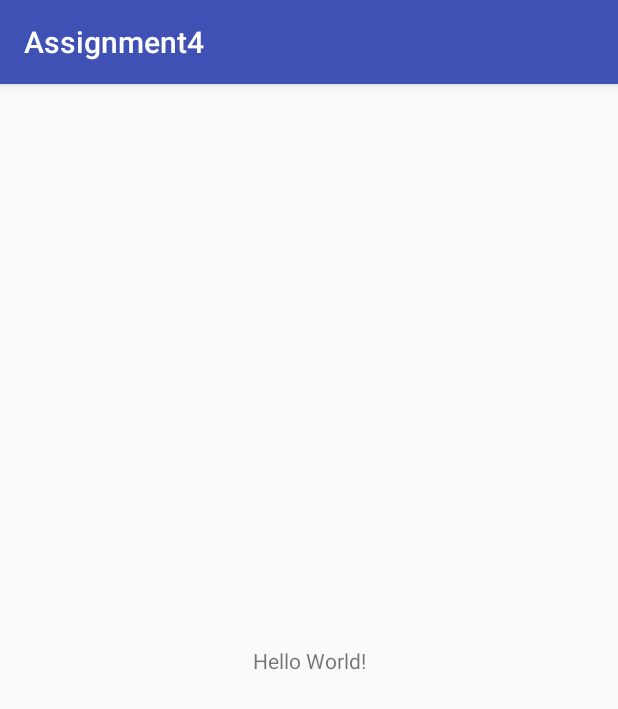
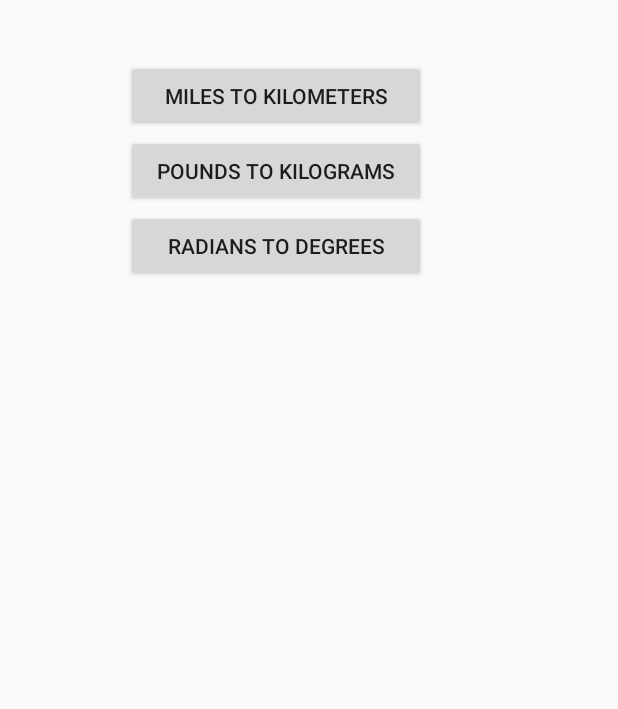
Before and after one commit to chetankhaik7527/CSC309, an Android app: the screen it shows after launch (MainActivity), on a phone screen of 412 x 824 dp. Shown: the top 709 px of the screen. Run offline under Robolectric (Android 15) with nearby library versions, the phone set to English and light mode, and no system bars.

Commit message:
[A4] Full working app

```diff
--- a/Assignment4/app/build.gradle
+++ b/Assignment4/app/build.gradle
@@ -26,5 +26,6 @@ dependencies {
     })
     compile 'com.android.support:appcompat-v7:26.+'
     compile 'com.android.support.constraint:constraint-layout:1.0.2'
+    compile 'com.android.support:support-v4:26.+'
     testCompile 'junit:junit:4.12'
 }
--- a/Assignment4/app/src/main/AndroidManifest.xml
+++ b/Assignment4/app/src/main/AndroidManifest.xml
@@ -16,6 +16,7 @@
                 <category android:name="android.intent.category.LAUNCHER" />
             </intent-filter>
         </activity>
+        <activity android:name=".InformationActivity"></activity>
     </application>
 
 </manifest>
--- /dev/null
+++ b/Assignment4/app/src/main/java/edu/eku/mrawlings/assignment4/ListFragment.java
@@ -0,0 +1,67 @@
+package edu.eku.mrawlings.assignment4;
+
+import android.os.Bundle;
+import android.app.Fragment;
+import android.view.LayoutInflater;
+import android.view.View;
+import android.view.ViewGroup;
+import android.widget.Button;
+
+
+public class ListFragment extends Fragment
+{
+    private MainActivity mainActivity;
+
+    public void setActivity(MainActivity activity)
+    {
+        mainActivity = activity;
+    }
+
+    public ListFragment()
+    {
+    }
+
+    @Override
+    public void onCreate(Bundle savedInstanceState)
+    {
+        super.onCreate(savedInstanceState);
+    }
+
+    @Override
+    public View onCreateView(LayoutInflater inflater, ViewGroup container, Bundle savedInstanceState)
+    {
+        View view = inflater.inflate(R.layout.fragment_list, container, false);
+
+        Button btn_MileToKilometer = view.findViewById(R.id.btn_MileToKilometer);
+        btn_MileToKilometer.setOnClickListener(new View.OnClickListener()
+        {
+            @Override
+            public void onClick(View view)
+            {
+                mainActivity.onConversionButtonSelected(MainActivity.CONVERSION.MILE_TO_KILOMETER);
+            }
+        });
+
+        Button btn_PoundToKilogram = view.findViewById(R.id.btn_PoundToKilogram);
+        btn_PoundToKilogram.setOnClickListener(new View.OnClickListener()
+        {
+            @Override
+            public void onClick(View view)
+            {
+                mainActivity.onConversionButtonSelected(MainActivity.CONVERSION.POUND_TO_KILOGRAM);
+            }
+        });
+
+        Button btn_RadianToDegree = view.findViewById(R.id.btn_RadianToDegree);
+        btn_RadianToDegree.setOnClickListener(new View.OnClickListener()
+        {
+            @Override
+            public void onClick(View view)
+            {
+                mainActivity.onConversionButtonSelected(MainActivity.CONVERSION.RADIAN_TO_DEGREE);
+            }
+        });
+
+        return view;
+    }
+}
--- /dev/null
+++ b/Assignment4/app/src/main/res/layout-land/activity_main.xml
@@ -0,0 +1,27 @@
+<?xml version="1.0" encoding="utf-8"?>
+<LinearLayout xmlns:android="http://schemas.android.com/apk/res/android"
+    xmlns:app="http://schemas.android.com/apk/res-auto"
+    xmlns:tools="http://schemas.android.com/tools"
+    android:layout_width="match_parent"
+    android:layout_height="match_parent"
+    tools:context="edu.eku.mrawlings.assignment4.MainActivity"
+    tools:layout_editor_absoluteY="73dp"
+    tools:layout_editor_absoluteX="0dp">
+
+    <fragment
+        android:id="@+id/fragment1"
+        android:name="edu.eku.mrawlings.assignment4.ListFragment"
+        class="edu.eku.mrawlings.assignment4.ListFragment"
+        android:layout_width="0dp"
+        android:layout_weight="1"
+        android:layout_height="match_parent" />
+
+    <fragment
+        android:id="@+id/fragment2"
+        android:name="edu.eku.mrawlings.assignment4.InformationFragment"
+        class="edu.eku.mrawlings.assignment4.InformationFragment"
+        android:layout_width="0dp"
+        android:layout_weight="2"
+        android:layout_height="match_parent" />
+
+</LinearLayout>
--- a/Assignment4/app/src/main/res/layout/activity_main.xml
+++ b/Assignment4/app/src/main/res/layout/activity_main.xml
@@ -6,13 +6,13 @@
     android:layout_height="match_parent"
     tools:context="edu.eku.mrawlings.assignment4.MainActivity">
 
-    <TextView
-        android:layout_width="wrap_content"
+    <fragment
+        android:id="@+id/fragment1"
+        android:name="edu.eku.mrawlings.assignment4.ListFragment"
+        class="edu.eku.mrawlings.assignment4.ListFragment"
+        android:layout_width="368dp"
         android:layout_height="wrap_content"
-        android:text="Hello World!"
-        app:layout_constraintBottom_toBottomOf="parent"
-        app:layout_constraintLeft_toLeftOf="parent"
-        app:layout_constraintRight_toRightOf="parent"
-        app:layout_constraintTop_toTopOf="parent" />
+        tools:layout_editor_absoluteY="0dp"
+        tools:layout_editor_absoluteX="8dp" />
 
 </android.support.constraint.ConstraintLayout>
--- /dev/null
+++ b/Assignment4/app/src/main/res/layout/fragment_list.xml
@@ -0,0 +1,51 @@
+<android.support.constraint.ConstraintLayout xmlns:android="http://schemas.android.com/apk/res/android"
+    xmlns:app="http://schemas.android.com/apk/res-auto"
+    xmlns:tools="http://schemas.android.com/tools"
+    android:layout_width="match_parent"
+    android:layout_height="match_parent"
+    tools:context="edu.eku.mrawlings.assignment4.ListFragment"
+    tools:layout_editor_absoluteY="81dp"
+    tools:layout_editor_absoluteX="0dp">
+
+    <!-- TODO: Update blank fragment layout -->
+
+    <Button
+        android:id="@+id/btn_MileToKilometer"
+        android:layout_width="200dp"
+        android:layout_height="wrap_content"
+        android:text="@string/mile_to_kilometer"
+        tools:layout_constraintTop_creator="1"
+        tools:layout_constraintRight_creator="1"
+        app:layout_constraintRight_toRightOf="parent"
+        android:layout_marginTop="40dp"
+        tools:layout_constraintLeft_creator="1"
+        app:layout_constraintLeft_toLeftOf="parent"
+        app:layout_constraintTop_toTopOf="parent" />
+
+    <Button
+        android:id="@+id/btn_PoundToKilogram"
+        android:layout_width="200dp"
+        android:layout_height="wrap_content"
+        android:text="@string/pound_to_kilogram"
+        tools:layout_constraintTop_creator="1"
+        tools:layout_constraintRight_creator="1"
+        app:layout_constraintRight_toRightOf="parent"
+        android:layout_marginTop="2dp"
+        app:layout_constraintTop_toBottomOf="@+id/btn_MileToKilometer"
+        tools:layout_constraintLeft_creator="1"
+        app:layout_constraintLeft_toLeftOf="parent" />
+
+    <Button
+        android:id="@+id/btn_RadianToDegree"
+        android:layout_width="0dp"
+        android:layout_height="wrap_content"
+        android:text="@string/radian_to_degree"
+        tools:layout_constraintTop_creator="1"
+        tools:layout_constraintRight_creator="1"
+        app:layout_constraintRight_toRightOf="@+id/btn_PoundToKilogram"
+        android:layout_marginTop="2dp"
+        app:layout_constraintTop_toBottomOf="@+id/btn_PoundToKilogram"
+        tools:layout_constraintLeft_creator="1"
+        app:layout_constraintLeft_toLeftOf="@+id/btn_PoundToKilogram" />
+
+</android.support.constraint.ConstraintLayout>
--- a/Assignment4/app/src/main/res/values/strings.xml
+++ b/Assignment4/app/src/main/res/values/strings.xml
@@ -1,3 +1,10 @@
 <resources>
     <string name="app_name">Assignment4</string>
+    <string name="mile_to_kilometer">Miles to Kilometers</string>
+    <string name="pound_to_kilogram">Pounds to Kilograms</string>
+    <string name="radian_to_degree">Radians to Degrees</string>
+
+    <!-- TODO: Remove or change this placeholder text -->
+    <string name="hello_blank_fragment">Hello blank fragment</string>
+    <string name="calculate">Calculate</string>
 </resources>
```
Also changed, not shown: Assignment4/app/src/main/java/edu/eku/mrawlings/assignment4/InformationActivity.java (added, +82 -0 lines), Assignment4/app/src/main/java/edu/eku/mrawlings/assignment4/InformationFragment.java (added, +86 -0 lines), Assignment4/app/src/main/java/edu/eku/mrawlings/assignment4/MainActivity.java (+70 -2 lines), Assignment4/app/src/main/res/layout/fragment_information.xml (added, +53 -0 lines).
